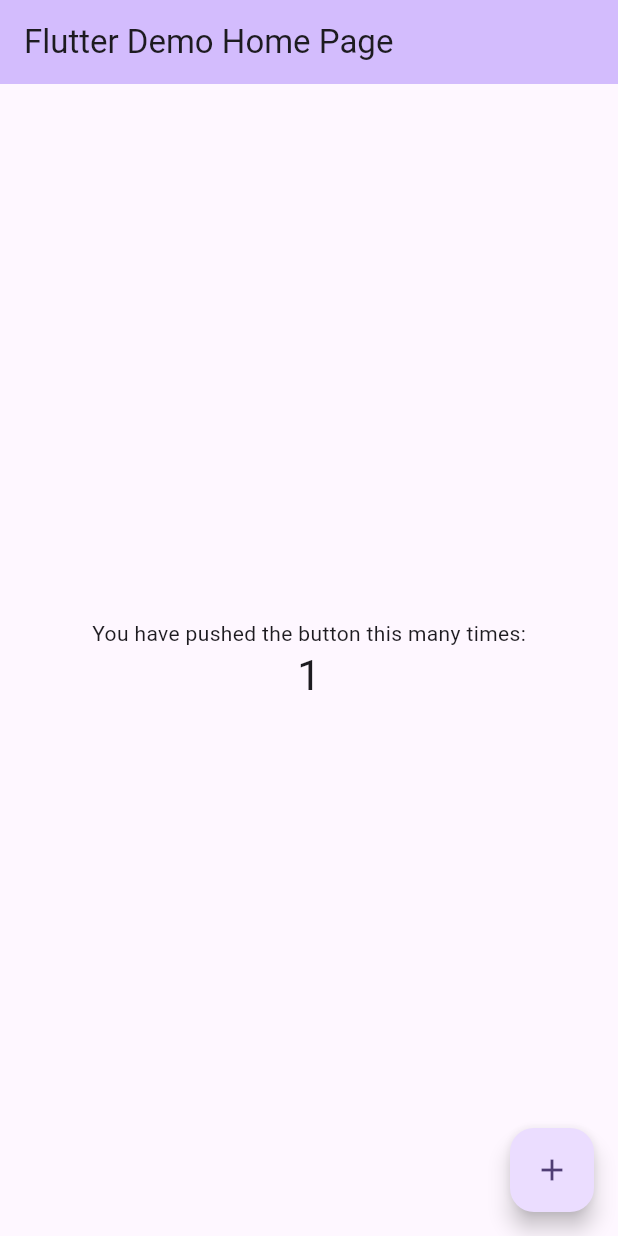
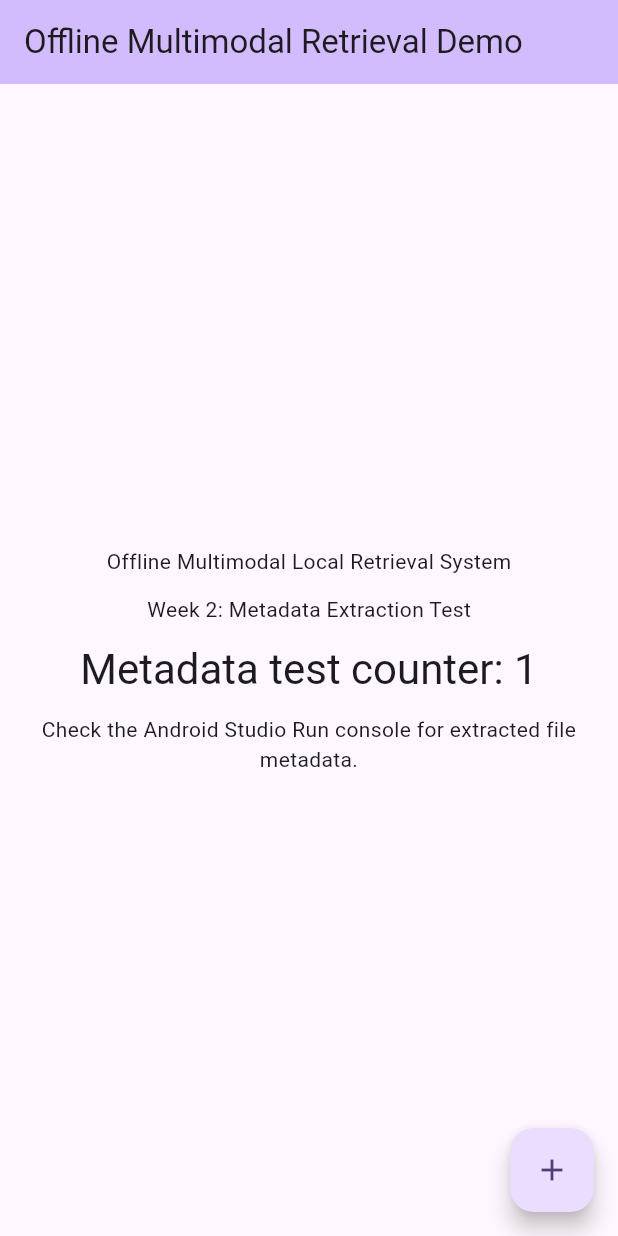
Before and after one commit to 3124999845hmx-debug/offline-multimodal-local-retrieval, a Flutter app: the screen it shows after launch, after a tap on the "add" icon, on a phone screen of 412 x 824 dp. Run offline on Flutter 3.47's test engine with Material 3 defaults, Android fonts, the phone set to English and light mode, and no system bars.

Commit message:
Complete Week 2 metadata extraction module

```diff
--- /dev/null
+++ b/data/sample_documents/sample1.txt
@@ -0,0 +1 @@
+This is a sample text file for metadata extraction testing.
--- a/lib/main.dart
+++ b/lib/main.dart
@@ -1,51 +1,52 @@
 import 'package:flutter/material.dart';
 
-void main() {
+import 'services/metadata_service.dart';
+
+void main() async {
+  WidgetsFlutterBinding.ensureInitialized();
+
+  final metadataService = MetadataService();
+
+  try {
+    final files = await metadataService.extractMetadataFromDirectory(
+      'data/sample_documents',
+    );
+
+    debugPrint('===== Metadata Extraction Result =====');
+
+    if (files.isEmpty) {
+      debugPrint('No files found in data/sample_documents');
+    } else {
+      for (final file in files) {
+        debugPrint(file.toString());
+      }
+    }
+
+    debugPrint('===== End of Metadata Extraction =====');
+  } catch (e) {
+    debugPrint('Metadata extraction failed: $e');
+  }
+
   runApp(const MyApp());
 }
 
 class MyApp extends StatelessWidget {
   const MyApp({super.key});
 
-  // This widget is the root of your application.
   @override
   Widget build(BuildContext context) {
     return MaterialApp(
-      title: 'Flutter Demo',
+      title: 'Offline Multimodal Retrieval',
       theme: ThemeData(
-        // This is the theme of your application.
-        //
-        // TRY THIS: Try running your application with "flutter run". You'll see
-        // the application has a purple toolbar. Then, without quitting the app,
-        // try changing the seedColor in the colorScheme below to Colors.green
-        // and then invoke "hot reload" (save your changes or press the "hot
-        // reload" button in a Flutter-supported IDE, or press "r" if you used
-        // the command line to start the app).
-        //
-        // Notice that the counter didn't reset back to zero; the application
-        // state is not lost during the reload. To reset the state, use hot
-        // restart instead.
-        //
-        // This works for code too, not just values: Most code changes can be
-        // tested with just a hot reload.
-        colorScheme: .fromSeed(seedColor: Colors.deepPurple),
+        colorScheme: ColorScheme.fromSeed(seedColor: Colors.deepPurple),
       ),
-      home: const MyHomePage(title: 'Flutter Demo Home Page'),
+      home: const MyHomePage(title: 'Offline Multimodal Retrieval Demo'),
     );
   }
 }
 
 class MyHomePage extends StatefulWidget {
   const MyHomePage({super.key, required this.title});
-
-  // This widget is the home page of your application. It is stateful, meaning
-  // that it has a State object (defined below) that contains fields that affect
-  // how it looks.
-
-  // This class is the configuration for the state. It holds the values (in this
-  // case the title) provided by the parent (in this case the App widget) and
-  // used by the build method of the State. Fields in a Widget subclass are
-  // always marked "final".
 
   final String title;
 
@@ -54,67 +55,44 @@ class MyHomePage extends StatefulWidget {
 }
 
 class _MyHomePageState extends State<MyHomePage> {
-  int _counter = 0;
+  int _metadataTestCounter = 0;
 
   void _incrementCounter() {
     setState(() {
-      // This call to setState tells the Flutter framework that something has
-      // changed in this State, which causes it to rerun the build method below
-      // so that the display can reflect the updated values. If we changed
-      // _counter without calling setState(), then the build method would not be
-      // called again, and so nothing would appear to happen.
-      _counter++;
+      _metadataTestCounter++;
     });
   }
 
   @override
   Widget build(BuildContext context) {
-    // This method is rerun every time setState is called, for instance as done
-    // by the _incrementCounter method above.
-    //
-    // The Flutter framework has been optimized to make rerunning build methods
-    // fast, so that you can just rebuild anything that needs updating rather
-    // than having to individually change instances of widgets.
     return Scaffold(
       appBar: AppBar(
-        // TRY THIS: Try changing the color here to a specific color (to
-        // Colors.amber, perhaps?) and trigger a hot reload to see the AppBar
-        // change color while the other colors stay the same.
         backgroundColor: Theme.of(context).colorScheme.inversePrimary,
-        // Here we take the value from the MyHomePage object that was created by
-        // the App.build method, and use it to set our appbar title.
         title: Text(widget.title),
       ),
       body: Center(
-        // Center is a layout widget. It takes a single child and positions it
-        // in the middle of the parent.
         child: Column(
-          // Column is also a layout widget. It takes a list of children and
-          // arranges them vertically. By default, it sizes itself to fit its
-          // children horizontally, and tries to be as tall as its parent.
-          //
-          // Column has various properties to control how it sizes itself and
-          // how it positions its children. Here we use mainAxisAlignment to
-          // center the children vertically; the main axis here is the vertical
-          // axis because Columns are vertical (the cross axis would be
-          // horizontal).
-          //
-          // TRY THIS: Invoke "debug painting" (choose the "Toggle Debug Paint"
-          // action in the IDE, or press "p" in the console), to see the
-          // wireframe for each widget.
-          mainAxisAlignment: .center,
+          mainAxisAlignment: MainAxisAlignment.center,
           children: [
-            const Text('You have pushed the button this many times:'),
+            const Text('Offline Multimodal Local Retrieval System'),
+            const SizedBox(height: 12),
+            const Text('Week 2: Metadata Extraction Test'),
+            const SizedBox(height: 12),
             Text(
-              '$_counter',
+              'Metadata test counter: $_metadataTestCounter',
               style: Theme.of(context).textTheme.headlineMedium,
+            ),
+            const SizedBox(height: 12),
+            const Text(
+              'Check the Android Studio Run console for extracted file metadata.',
+              textAlign: TextAlign.center,
             ),
           ],
         ),
       ),
       floatingActionButton: FloatingActionButton(
         onPressed: _incrementCounter,
-        tooltip: 'Increment',
+        tooltip: 'Test Counter',
         child: const Icon(Icons.add),
       ),
     );
--- /dev/null
+++ b/lib/services/metadata_service.dart
@@ -0,0 +1,47 @@
+import 'dart:io';
+
+import '../models/file_metadata.dart';
+
+class MetadataService {
+  Future<List<FileMetadata>> extractMetadataFromDirectory(
+      String directoryPath,
+      ) async {
+    final directory = Directory(directoryPath);
+
+    if (!await directory.exists()) {
+      throw Exception('Directory does not exist: $directoryPath');
+    }
+
+    final List<FileMetadata> metadataList = [];
+
+    await for (final entity in directory.list(recursive: false)) {
+      if (entity is File) {
+        final stat = await entity.stat();
+        final fileName = entity.uri.pathSegments.last;
+        final fileExtension = _getFileExtension(fileName);
+
+        final metadata = FileMetadata(
+          fileName: fileName,
+          filePath: entity.path,
+          fileExtension: fileExtension,
+          fileSizeBytes: stat.size,
+          lastModified: stat.modified,
+        );
+
+        metadataList.add(metadata);
+      }
+    }
+
+    return metadataList;
+  }
+
+  String _getFileExtension(String fileName) {
+    final lastDotIndex = fileName.lastIndexOf('.');
+
+    if (lastDotIndex == -1 || lastDotIndex == fileName.length - 1) {
+      return 'unknown';
+    }
+
+    return fileName.substring(lastDotIndex + 1).toLowerCase();
+  }
+}
--- /dev/null
+++ b/tool/test_metadata_extraction.dart
@@ -0,0 +1,25 @@
+import '../lib/services/metadata_service.dart';
+
+Future<void> main() async {
+  final metadataService = MetadataService();
+
+  try {
+    final files = await metadataService.extractMetadataFromDirectory(
+      'data/sample_documents',
+    );
+
+    print('===== Metadata Extraction Result =====');
+
+    if (files.isEmpty) {
+      print('No files found in data/sample_documents');
+    } else {
+      for (final file in files) {
+        print(file);
+      }
+    }
+
+    print('===== End of Metadata Extraction =====');
+  } catch (e) {
+    print('Metadata extraction failed: $e');
+  }
+}
```
Also changed, not shown: lib/models/file_metadata.dart (added, +26 -0 lines), data/sample_images/微信截图.png (added), docs/week1/images/flutter_running_result.png (added), docs/week1/images/github_readme.png (added), docs/week1/images/github_repository_top.png (added), docs/week1/images/main_dart_code_1.png (added), docs/week1/images/main_dart_code_2.png (added), docs/week1/images/project_structure.png (added), 5 other files.
